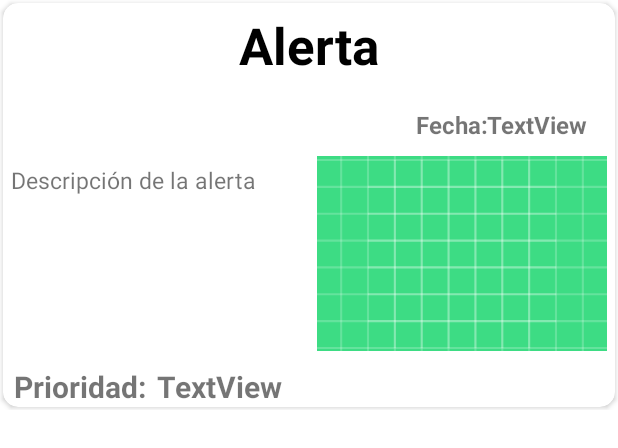
After one commit to GermanGuzmanLopez/Atizappan, an Android app: the layout renglon_alerta.xml on its own in the app's theme, with its tools: preview values and no code run, on a phone screen of 412 x 824 dp. The commit adds this screen. Shown: the top 448 px of the screen. Run offline under Robolectric (Android 15) with nearby library versions, the phone set to English and light mode, and no system bars.

Commit message:
Se agrega renglon_alerta

```diff
--- a/app/src/main/java/mx/ggl/atizappanmobile/view/AdaptadorNoticia.kt
+++ b/app/src/main/java/mx/ggl/atizappanmobile/view/AdaptadorNoticia.kt
@@ -25,7 +25,7 @@ class AdaptadorNoticia (val context: Context,
             //val url = renglonNoticia.findViewById<Button>(R.id.masbtn)
             //println(tvTitulo)
             val tvDescripcion = renglonNoticia.findViewById<TextView>(R.id.tvDescripcion)
-            val imgNoticia = renglonNoticia.findViewById<ImageView>(R.id.imgNoticia)
+            val imgNoticia = renglonNoticia.findViewById<ImageView>(R.id.imgAlerta)
             tvTitulo.setText(noticia.titulo)
             //println("titulo")
             //println(noticia.titulo)
--- a/app/src/main/res/layout/fragment_dashboard.xml
+++ b/app/src/main/res/layout/fragment_dashboard.xml
@@ -39,7 +39,7 @@
                 android:layout_width="0dp"
                 android:layout_height="wrap_content"
                 android:layout_gravity="center"
-                android:layout_marginRight="5dp"
+                android:layout_marginEnd="5dp"
                 android:layout_weight="3"
                 android:text="Bomberos"
                 android:textAlignment="center"
--- /dev/null
+++ b/app/src/main/res/layout/renglon_alerta.xml
@@ -0,0 +1,141 @@
+<?xml version="1.0" encoding="utf-8"?>
+<RelativeLayout xmlns:android="http://schemas.android.com/apk/res/android"
+    android:layout_width="match_parent"
+    android:layout_height="wrap_content"
+    xmlns:app="http://schemas.android.com/apk/res-auto">
+
+    <androidx.cardview.widget.CardView
+        android:layout_width="match_parent"
+        android:layout_height="wrap_content"
+        android:padding="10dp"
+        android:layout_margin="2dp"
+        app:cardCornerRadius="10dp"
+        android:elevation="5dp">
+
+        <LinearLayout
+            android:layout_width="match_parent"
+            android:layout_height="match_parent"
+            android:orientation="vertical">
+
+            <TextView
+                android:id="@+id/tvAlerta"
+                android:layout_width="match_parent"
+                android:layout_height="60dp"
+                android:ellipsize="end"
+                android:maxLines="1"
+                android:padding="5dp"
+                android:text="Alerta"
+                android:textAlignment="center"
+                android:textColor="@color/black"
+                android:textSize="34sp"
+                android:textStyle="bold" />
+
+            <LinearLayout
+                android:layout_width="match_parent"
+                android:layout_height="match_parent"
+                android:layout_marginTop="10dp"
+                android:orientation="horizontal">
+
+                <TextView
+                    android:id="@+id/textView5"
+                    android:layout_width="wrap_content"
+                    android:layout_height="wrap_content"
+                    android:layout_weight="15"
+                    android:text="Fecha:"
+                    android:textAlignment="textEnd"
+                    android:textSize="16sp"
+                    android:textStyle="bold" />
+
+                <TextView
+                    android:id="@+id/tvFecha"
+                    android:layout_width="wrap_content"
+                    android:layout_height="wrap_content"
+                    android:layout_weight="1"
+                    android:text="TextView"
+                    android:textSize="16sp"
+                    android:textStyle="bold" />
+
+            </LinearLayout>
+
+            <LinearLayout
+                android:layout_width="match_parent"
+                android:layout_height="130dp"
+                android:layout_marginTop="10dp"
+                android:orientation="horizontal">
+
+                <TextView
+                    android:layout_width="match_parent"
+                    android:layout_height="match_parent"
+                    android:layout_weight="1"
+                    android:ellipsize="end"
+                    android:maxLines="6"
+                    android:padding="5dp"
+                    android:id="@+id/tvDescripcionAlerta"
+                    android:textSize="15sp"
+                    android:text="Descripción de la alerta"
+                    />
+                <ImageView
+                    android:layout_width="match_parent"
+                    android:layout_height="match_parent"
+                    android:padding="5dp"
+                    android:layout_weight="1"
+                    android:scaleType="centerCrop"
+                    android:id="@+id/imgAlerta"
+                    android:src="@drawable/ic_launcher_background"
+                    />
+
+            </LinearLayout>
+
+            <LinearLayout
+                android:layout_width="match_parent"
+                android:layout_height="wrap_content"
+                android:layout_marginTop="10dp"
+                android:orientation="horizontal">
+
+                <TextView
+                    android:id="@+id/textView3"
+                    android:layout_width="wrap_content"
+                    android:layout_height="wrap_content"
+                    android:layout_weight="1"
+                    android:text="Prioridad:"
+                    android:textAlignment="center"
+                    android:textSize="20sp"
+                    android:textStyle="bold" />
+
+                <TextView
+                    android:id="@+id/tvPrioridad"
+                    android:layout_width="wrap_content"
+                    android:layout_height="wrap_content"
+                    android:layout_weight="15"
+                    android:text="TextView"
+                    android:textSize="20sp"
+                    android:textStyle="bold" />
+
+            </LinearLayout>
+
+<!--            <LinearLayout
+                android:layout_width="match_parent"
+                android:layout_height="wrap_content"
+                android:layout_weight="1"
+                android:orientation="horizontal">
+
+                <TextView
+                    android:id="@+id/textView4"
+                    android:layout_width="wrap_content"
+                    android:layout_height="wrap_content"
+                    android:layout_weight="1"
+                    android:text="Autor:" />
+
+                <TextView
+                    android:id="@+id/tvAutor"
+                    android:layout_width="wrap_content"
+                    android:layout_height="wrap_content"
+                    android:layout_weight="15"
+                    android:text="TextView" />
+            </LinearLayout>-->
+
+
+        </LinearLayout>
+
+    </androidx.cardview.widget.CardView>
+</RelativeLayout>
--- a/app/src/main/res/layout/renglonnoticia.xml
+++ b/app/src/main/res/layout/renglonnoticia.xml
@@ -53,7 +53,7 @@
                     android:padding="5dp"
                     android:layout_weight="1"
                     android:scaleType="centerCrop"
-                    android:id="@+id/imgNoticia"
+                    android:id="@+id/imgAlerta"
                     android:src="@drawable/ic_launcher_background"
                     />
 
@@ -67,8 +67,6 @@
                 android:gravity="center_horizontal|center_vertical"
                 android:text="Ver mas" />
 
-
-
         </LinearLayout>
 
     </androidx.cardview.widget.CardView>
```
Also changed, not shown: app/src/main/res/drawable/alert_high.png (renamed from app/src/main/res/drawable/alert.png), app/src/main/res/drawable/alert_low.png (added), app/src/main/res/drawable/alert_medium.png (added).
